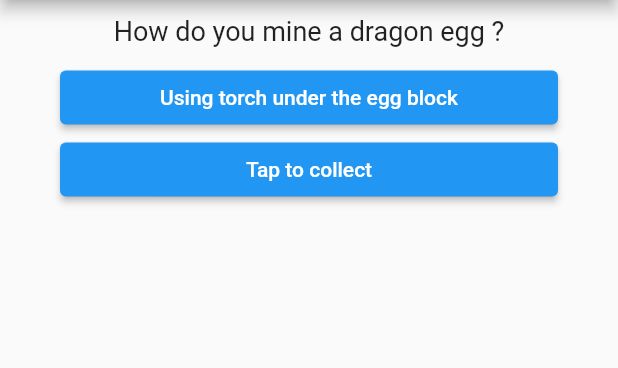
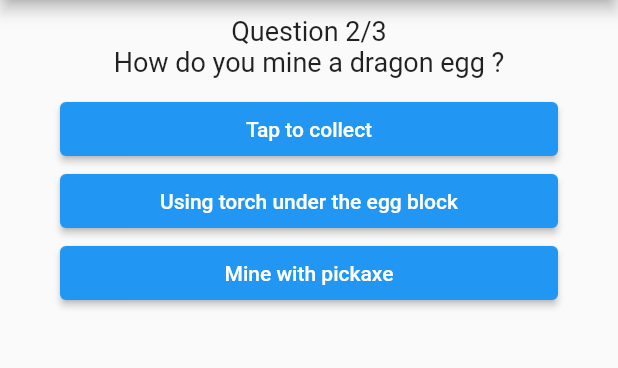
Before and after one commit to PhilipPurwoko/minecraftquiz, a Flutter app: the screen it shows after launch, after a tap on "Using piston glitch", on a phone screen of 412 x 824 dp, the part 84-452 px from its top. Run offline on Flutter 3.47's test engine with Material 2 defaults, Android fonts, the phone set to English and light mode, and no system bars.

Commit message:
:star: Fully function quiz app

```diff
--- a/lib/main.dart
+++ b/lib/main.dart
@@ -17,21 +17,48 @@ class _QuizState extends State<MyApp> {
   final database = const [
     {
       'questionText': 'How do you break bedrock ?',
-      'choices': [
-        'Using piston glitch',
-        'Using netherite pickaxe for sure',
-        'No way to break bedrock'
-      ]
+      'questionItem': {
+        'choice': [
+          'Using piston glitch',
+          'Using netherite pickaxe for sure',
+          'No way to break bedrock',
+        ],
+        'answer': 0
+      }
     },
     {
       'questionText': 'How do you mine a dragon egg ?',
-      'choices': ['Using torch under the egg block', 'Tap to collect']
+      'questionItem': {
+        'choice': [
+          'Tap to collect',
+          'Using torch under the egg block',
+          'Mine with pickaxe'
+        ],
+        'answer': 1
+      }
+    },
+    {
+      'questionText': 'How to get netherite ingot ?',
+      'questionItem': {
+        'choice': [
+          'Mine netherite ore in the nether',
+          'Burn ancient debris',
+          'Combine scrap with gold ingot'
+        ],
+        'answer': 2
+      }
     }
   ];
   var _questionIndex = 0;
+  var _score = 0;
 
-  void _answerQuestion() {
+  void _answerQuestion(String answer, String correctAnswer) {
+    print('User Answer : ' + answer);
+    print('Correct Answer : ' + correctAnswer);
     setState(() {
+      if (answer == correctAnswer) {
+        _score += 10;
+      }
       _questionIndex += 1;
     });
   }
@@ -39,6 +66,7 @@ class _QuizState extends State<MyApp> {
   void _resetQuiz() {
     setState(() {
       _questionIndex = 0;
+      _score = 0;
     });
   }
 
@@ -62,7 +90,11 @@ class _QuizState extends State<MyApp> {
                 answerHandler: _answerQuestion,
                 questionIndex: _questionIndex,
               )
-            : Result(_resetQuiz),
+            : Result(
+                score: _score,
+                maxScore: database.length * 10,
+                resetquiz: _resetQuiz,
+              ),
       ),
     );
   }
--- a/lib/question.dart
+++ b/lib/question.dart
@@ -2,19 +2,36 @@ import 'package:flutter/material.dart';
 
 class Question extends StatelessWidget {
   final String questionText;
+  final int questionIndex;
+  final int totalQuestion;
 
-  Question(this.questionText);
+  Question({
+    @required this.questionText,
+    @required this.questionIndex,
+    @required this.totalQuestion,
+  });
 
   @override
   Widget build(BuildContext context) {
     return Container(
         width: double.infinity,
         margin: EdgeInsets.all(10),
-      child: Text(
+        child: Column(
+          children: [
+            Text(
+              'Question ' +
+                  questionIndex.toString() +
+                  '/' +
+                  totalQuestion.toString(),
+              style: TextStyle(fontSize: 18),
+              textAlign: TextAlign.center,
+            ),
+            Text(
               questionText,
               style: TextStyle(fontSize: 18),
               textAlign: TextAlign.center,
             ),
-    );
+          ],
+        ));
   }
 }
--- a/lib/quiz.dart
+++ b/lib/quiz.dart
@@ -15,11 +15,18 @@ class Quiz extends StatelessWidget {
 
   @override
   Widget build(BuildContext context) {
+    Map<String, Object> questions = database[questionIndex]['questionItem'];
+    List<String> questionList = questions['choice'];
+
     return Column(
       children: [
-        Question(database[questionIndex]['questionText']),
-        ...(database[questionIndex]['choices'] as List<String>).map((choices) {
-          return Answer(choices, answerHandler);
+        Question(
+            questionIndex: questionIndex + 1,
+            questionText: database[questionIndex]['questionText'],
+            totalQuestion: database.length),
+        ...(questionList).map((question) {
+          return Answer(question,
+              () => answerHandler(question, questionList[questions['answer']]));
         })
       ],
     );
--- a/lib/result.dart
+++ b/lib/result.dart
@@ -2,8 +2,14 @@ import 'package:flutter/material.dart';
 
 class Result extends StatelessWidget {
   final Function resetquiz;
+  final int score;
+  final int maxScore;
 
-  Result(this.resetquiz);
+  Result({
+    @required this.score,
+    @required this.maxScore,
+    @required this.resetquiz,
+  });
 
   @override
   Widget build(BuildContext context) {
@@ -13,7 +19,7 @@ class Result extends StatelessWidget {
       child: Column(
         children: [
           Text(
-            'Final Score : 100',
+            'Final Score : ' + score.toString() + '/' + maxScore.toString(),
             style: TextStyle(fontSize: 18),
           ),
           ElevatedButton(
```
Lines whose indentation alone changed are shown as unchanged.
